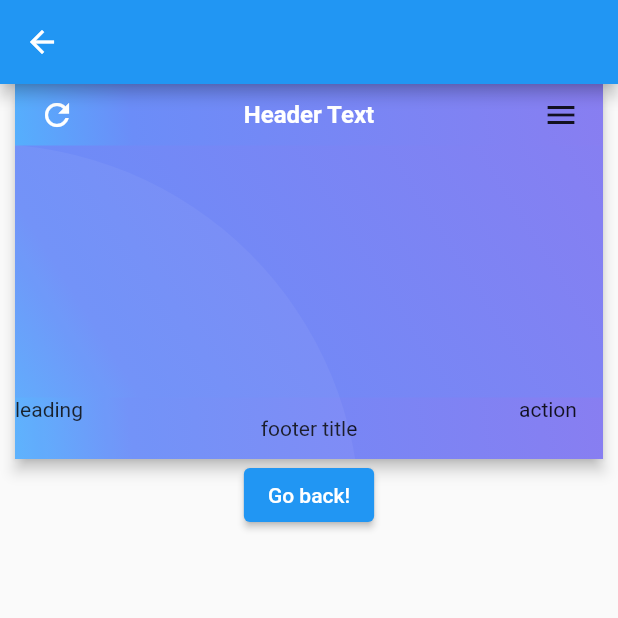
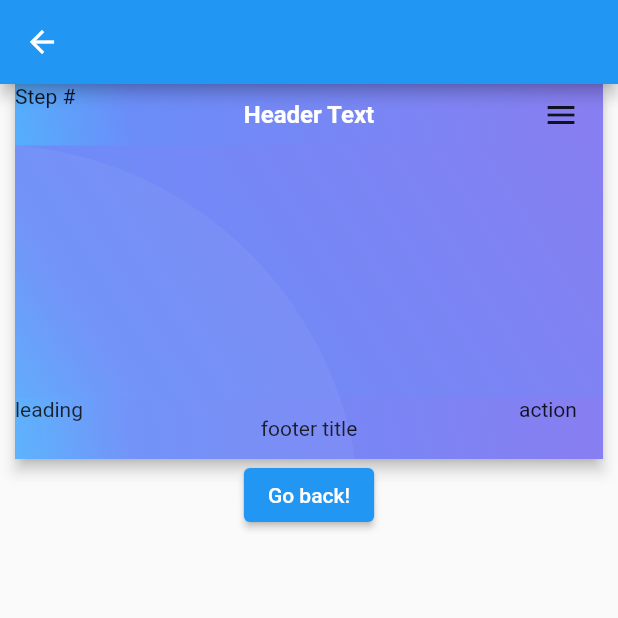
Before and after one commit to maylortaylor/MentalHealthApp, a Flutter app: the PromptScreen screen opened directly with empty values, on a phone screen of 412 x 824 dp, the top half of it. Run offline on Flutter 3.47's test engine with Material 2 defaults, Android fonts, the phone set to English and light mode, and no system bars; our stand-ins replace card_swiper, cloud_firestore, firebase_core, firebase_database; accounts and stored records are empty; Roboto replaces fonts that are missing (Poppins).

Commit message:
updating some screens and added steps

```diff
--- a/csv-upload-app/csvs/test.csv
+++ b/csv-upload-app/csvs/test.csv
@@ -1,4 +1,4 @@
-step, promptTitle, promptBody
+step, title, body
 1, Feeling Down?, Are you feeling sad or down today?
 2, Feeling Happy today?, Are you feeling happy today?
 3, Favorite color?, What is your favorite color?
--- a/mental_health_app/lib/models/prompts.model.dart
+++ b/mental_health_app/lib/models/prompts.model.dart
@@ -1,23 +1,25 @@
 import 'package:meta/meta.dart';
 
 class Prompt {
-  static const String columnId = "_id";
-  static const String columnTitle = "promptTitle";
-  static const String columnBody = "promptBody";
+  static const String columnId = "id";
+  static const String columnTitle = "title";
+  static const String columnBody = "body";
+  static const String columnStep = "step";
   static const String columnUrl = "url";
-  static const String columnPhotoUrl = "photo";
   static const String columnDateCreated = "dateCreated";
 
   Prompt({
     required this.title,
     required this.body,
     required this.dateCreated,
+    required this.step,
     this.url,
     this.photoUrl,
   });
 
   final String title;
   final String body;
+  final String step;
   final String? url;
   final String? photoUrl;
   final String dateCreated;
@@ -28,7 +30,6 @@ class Prompt {
       columnDateCreated: dateCreated,
       columnBody: body,
       columnUrl: url,
-      columnPhotoUrl: photoUrl,
     };
 
     return map;
@@ -40,6 +41,6 @@ class Prompt {
         body: map[columnBody] ?? "",
         dateCreated: map[columnDateCreated],
         url: map[columnUrl] ?? "",
-        photoUrl: map[columnPhotoUrl] ?? "");
+        step: map[columnStep] ?? "");
   }
 }
--- a/mental_health_app/lib/screens/prompt.screen.dart
+++ b/mental_health_app/lib/screens/prompt.screen.dart
@@ -95,17 +95,18 @@ class PromptScreen extends StatelessWidget {
                       fontSize: 16,
                       fontFamily: "Poppins"),
                 ),
-                leading: IconButton(
-                  icon: const Icon(
-                    Icons.refresh,
-                    color: Colors.white,
-                  ),
-                  onPressed: () {
-                    Scaffold.of(context).showSnackBar(SnackBar(
-                      content: Text('Hello!'),
-                    ));
-                  },
-                ),
+                leading: Text('Step #${prompt.step}'),
+                // leading: IconButton(
+                //   icon: const Icon(
+                //     Icons.refresh,
+                //     color: Colors.white,
+                //   ),
+                //   onPressed: () {
+                //     Scaffold.of(context).showSnackBar(SnackBar(
+                //       content: Text('Hello!'),
+                //     ));
+                //   },
+                // ),
                 action: PopupMenuButton<String>(
                   icon: Icon(Icons.menu),
                   // onSelected: choiceAction,
```
Also changed, not shown: mental_health_app/lib/screens/decision.screen.dart (+45 -9 lines).
